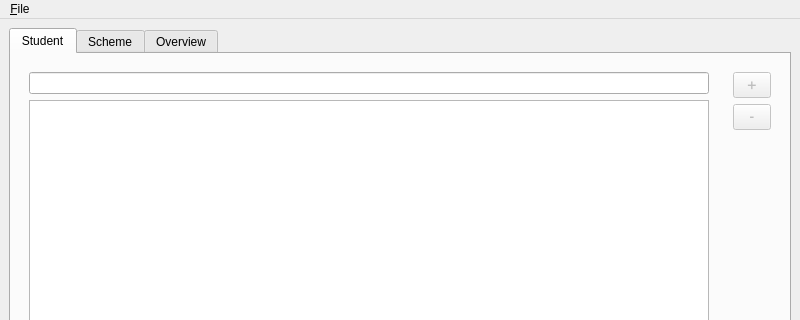
Old version of the form study-to-think/mainwindow.ui in the repository brokencuph/study-to-think; both pictures show x 0 to 800 and y 0 to 320 of the 800 by 600 pixel window.
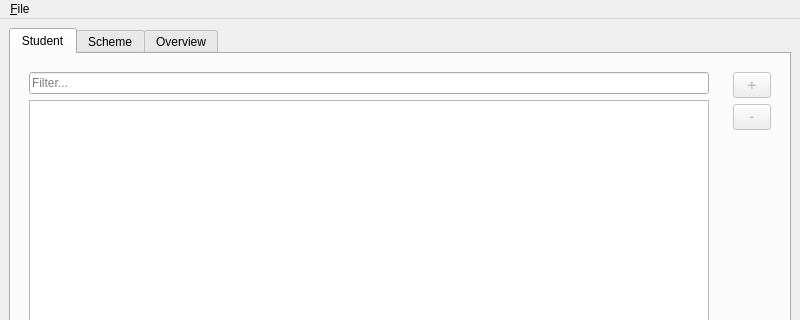
New version of the form.

Commit message: add placeholder text for the filter edit

The edit to the form file:
```diff
--- a/study-to-think/mainwindow.ui
+++ b/study-to-think/mainwindow.ui
@@ -32,7 +32,11 @@
          <widget class="QWidget" name="widget_4" native="true">
           <layout class="QVBoxLayout" name="verticalLayout_4">
            <item>
-            <widget class="QLineEdit" name="lineStudentFilter"/>
+            <widget class="QLineEdit" name="lineStudentFilter">
+             <property name="placeholderText">
+              <string>Filter...</string>
+             </property>
+            </widget>
            </item>
            <item>
             <widget class="QTableView" name="tableStudent"/>
```
